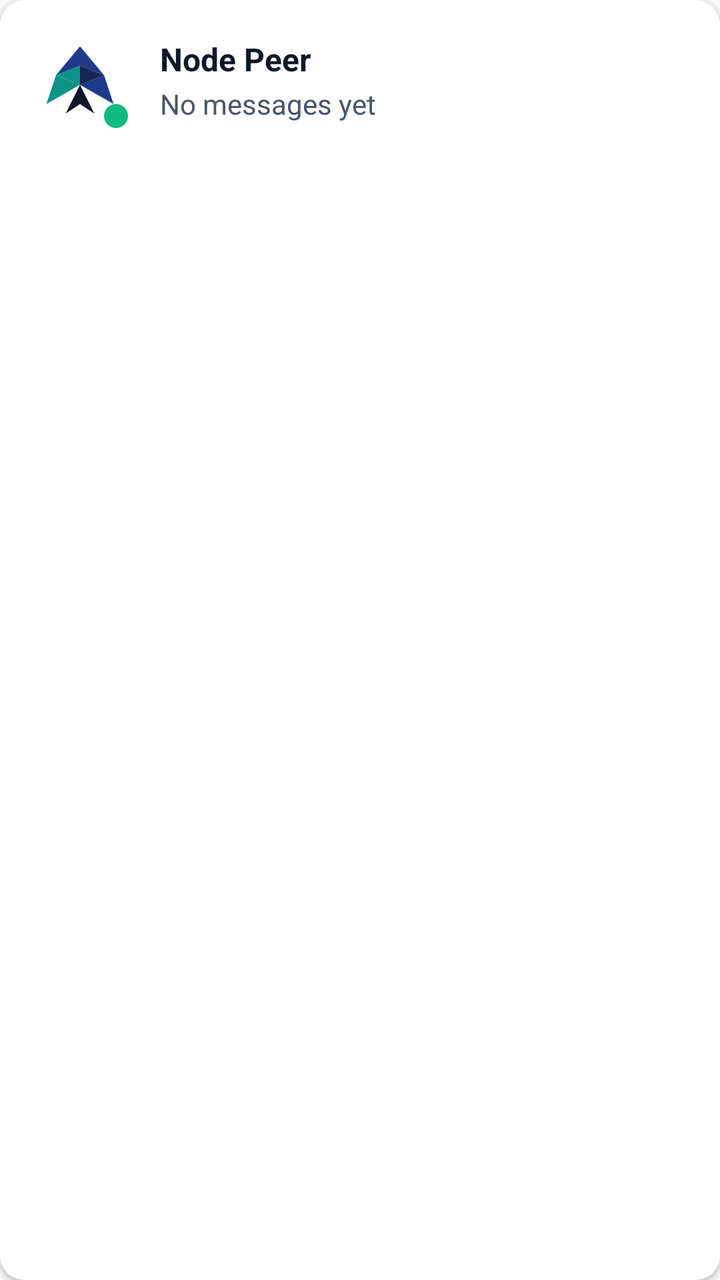
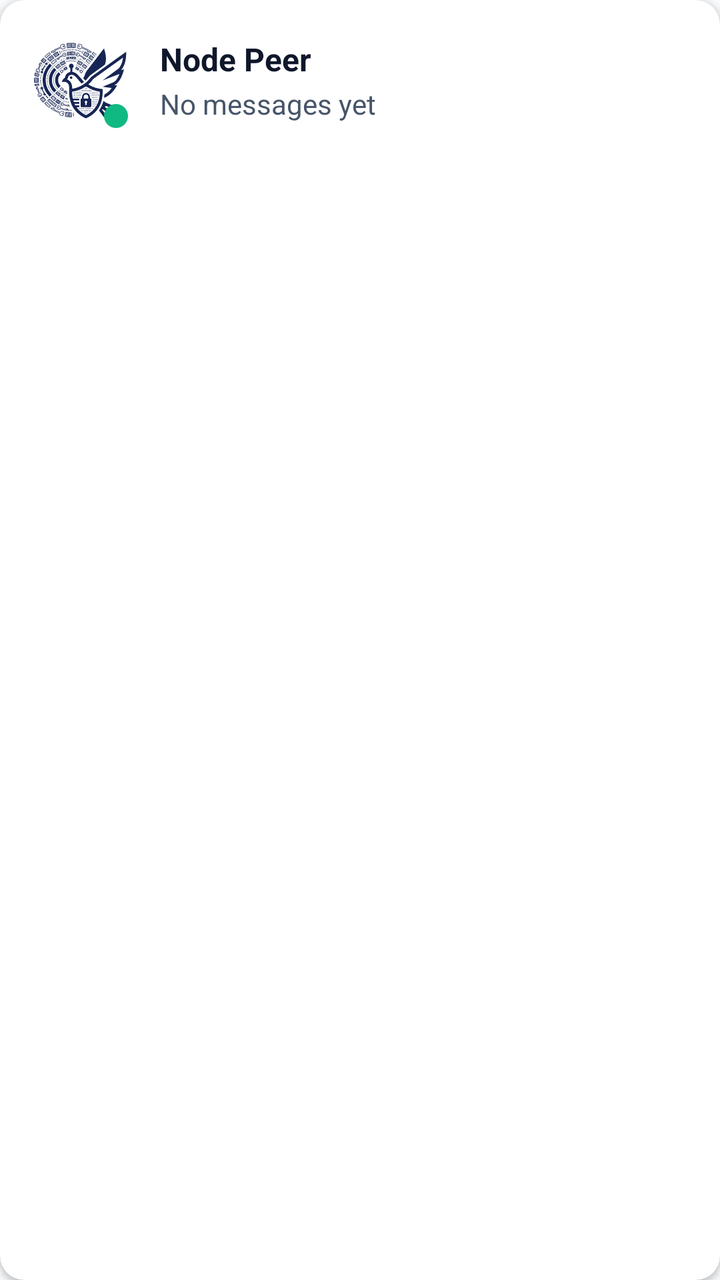

An Android layout rendered at two revisions. The XML below is the earlier revision; the diff shows what the commit changed to produce the second picture.
<!-- AndroidManifest.xml: application theme Theme.Pigeon -->
<!-- res/layout/item_chat.xml -->
<?xml version="1.0" encoding="utf-8"?>
<com.google.android.material.card.MaterialCardView xmlns:android="http://schemas.android.com/apk/res/android"
    style="@style/PigeonCard"
    android:layout_width="match_parent"
    android:layout_height="wrap_content"
    android:layout_marginHorizontal="8dp"
    android:layout_marginVertical="4dp">

    <LinearLayout
        android:layout_width="match_parent"
        android:layout_height="wrap_content"
        android:gravity="center_vertical"
        android:orientation="horizontal"
        android:padding="16dp">

        <FrameLayout
            android:layout_width="48dp"
            android:layout_height="48dp">

            <ImageView
                android:layout_width="match_parent"
                android:layout_height="match_parent"
                android:src="@drawable/ic_pigeon_logo" />

            <View
                android:id="@+id/viewActiveIndicator"
                android:layout_width="12dp"
                android:layout_height="12dp"
                android:layout_gravity="bottom|end"
                android:background="@drawable/active_dot" />
        </FrameLayout>

        <LinearLayout
            android:layout_width="0dp"
            android:layout_height="wrap_content"
            android:layout_marginStart="16dp"
            android:layout_weight="1"
            android:orientation="vertical">

            <TextView
                android:id="@+id/tvChatUsername"
                style="@style/PigeonText"
                android:layout_width="wrap_content"
                android:layout_height="wrap_content"
                android:text="Node Peer"
                android:textSize="16sp"
                android:textStyle="bold" />

            <TextView
                android:id="@+id/tvChatLastMsg"
                style="@style/PigeonText"
                android:layout_width="wrap_content"
                android:layout_height="wrap_content"
                android:layout_marginTop="2dp"
                android:ellipsize="end"
                android:maxLines="1"
                android:text="No messages yet"
                android:textColor="@color/colorOnSurface"
                android:textSize="14sp" />
        </LinearLayout>

        <TextView
            android:id="@+id/tvChatDate"
            style="@style/PigeonText"
            android:layout_width="wrap_content"
            android:layout_height="wrap_content"
            android:layout_marginStart="8dp"
            android:textColor="@color/colorOnSurface"
            android:textSize="12sp" />

    </LinearLayout>
</com.google.android.material.card.MaterialCardView>
<!-- resources referenced by this layout -->
<resources>
  <color name="colorOnSurface">#475569</color>
  <!-- drawable active_dot (drawable) -->
  <?xml version="1.0" encoding="utf-8"?>
  <shape xmlns:android="http://schemas.android.com/apk/res/android"
      android:shape="oval">
      <solid android:color="@color/colorActive" />
      <size
          android:width="12dp"
          android:height="12dp" />
  </shape>
  <!-- drawable ic_pigeon_logo (drawable) -->
  <?xml version="1.0" encoding="utf-8"?>
  <vector xmlns:android="http://schemas.android.com/apk/res/android"
      android:width="128dp"
      android:height="128dp"
      android:viewportWidth="100"
      android:viewportHeight="100">
      <path
          android:fillColor="#1E3A8A"
          android:pathData="M50,15 L25,45 L50,35 L75,45 Z" />
      <path
          android:fillColor="#0D9488"
          android:pathData="M25,45 L15,75 L50,55 Z" />
      <path
          android:fillColor="#1E3A8A"
          android:pathData="M75,45 L85,75 L50,55 Z" />
      <path
          android:fillColor="#0D9488"
          android:pathData="M50,35 L50,55 L25,45 Z" />
      <path
          android:fillColor="#172554"
          android:pathData="M50,35 L50,55 L75,45 Z" />
      <path
          android:fillColor="#0F172A"
          android:pathData="M50,55 L35,85 L50,75 L65,85 Z" />
  </vector>
  <style name="PigeonCard" parent="Widget.MaterialComponents.CardView">
          <item name="cardBackgroundColor">@color/colorCardBg</item>
          <item name="cardCornerRadius">12dp</item>
          <item name="cardElevation">2dp</item>
      </style>
  <style name="PigeonText" parent="android:Widget.TextView">
          <item name="android:textColor">@color/colorOnBackground</item>
      </style>
  <style name="Theme.Pigeon" parent="Theme.MaterialComponents.Light.NoActionBar">
          <item name="colorPrimary">@color/colorPrimary</item>
          <item name="colorPrimaryDark">@color/colorPrimaryDark</item>
          <item name="colorAccent">@color/colorAccent</item>
          <item name="android:windowBackground">@color/colorBackground</item>
          <item name="android:keepScreenOn">true</item>
      </style>
  <color name="colorActive">#10B981</color>
  <color name="colorCardBg">#FFFFFF</color>
  <color name="colorOnBackground">#0F172A</color>
  <color name="colorPrimary">#1E3A8A</color>
  <color name="colorPrimaryDark">#172554</color>
  <color name="colorAccent">#0D9488</color>
  <color name="colorBackground">#F8FAFC</color>
</resources>

<!-- the commit's change to res/layout/item_chat.xml (unified diff, before → after) -->
@@ -4,6 +4,7 @@
     android:layout_width="match_parent"
     android:layout_height="wrap_content"
     android:layout_marginHorizontal="8dp"
+    xmlns:app="http://schemas.android.com/apk/res-auto"
     android:layout_marginVertical="4dp">
 
     <LinearLayout
@@ -20,7 +21,8 @@
             <ImageView
                 android:layout_width="match_parent"
                 android:layout_height="match_parent"
-                android:src="@drawable/ic_pigeon_logo" />
+                android:src="@drawable/logo"
+                app:tint="@color/colorPrimaryDark" />
 
             <View
                 android:id="@+id/viewActiveIndicator"
<!-- resource entries referenced after the edit -->
@@ -10,32 +10,7 @@
           android:width="12dp"
           android:height="12dp" />
   </shape>
-  <!-- drawable ic_pigeon_logo (drawable) -->
-  <?xml version="1.0" encoding="utf-8"?>
-  <vector xmlns:android="http://schemas.android.com/apk/res/android"
-      android:width="128dp"
-      android:height="128dp"
-      android:viewportWidth="100"
-      android:viewportHeight="100">
-      <path
-          android:fillColor="#1E3A8A"
-          android:pathData="M50,15 L25,45 L50,35 L75,45 Z" />
-      <path
-          android:fillColor="#0D9488"
-          android:pathData="M25,45 L15,75 L50,55 Z" />
-      <path
-          android:fillColor="#1E3A8A"
-          android:pathData="M75,45 L85,75 L50,55 Z" />
-      <path
-          android:fillColor="#0D9488"
-          android:pathData="M50,35 L50,55 L25,45 Z" />
-      <path
-          android:fillColor="#172554"
-          android:pathData="M50,35 L50,55 L75,45 Z" />
-      <path
-          android:fillColor="#0F172A"
-          android:pathData="M50,55 L35,85 L50,75 L65,85 Z" />
-  </vector>
+  <!-- drawable logo: vector/xml drawable (drawable, 168695 chars, omitted) -->
   <style name="PigeonCard" parent="Widget.MaterialComponents.CardView">
           <item name="cardBackgroundColor">@color/colorCardBg</item>
           <item name="cardCornerRadius">12dp</item>
